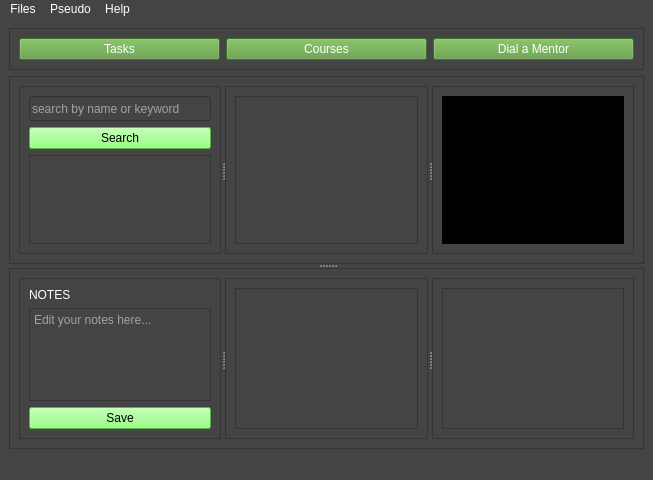
The window that code/main_window.ui (py-tony/CODING-ASSISTANT) describes before a commit, drawn with Qt 5.
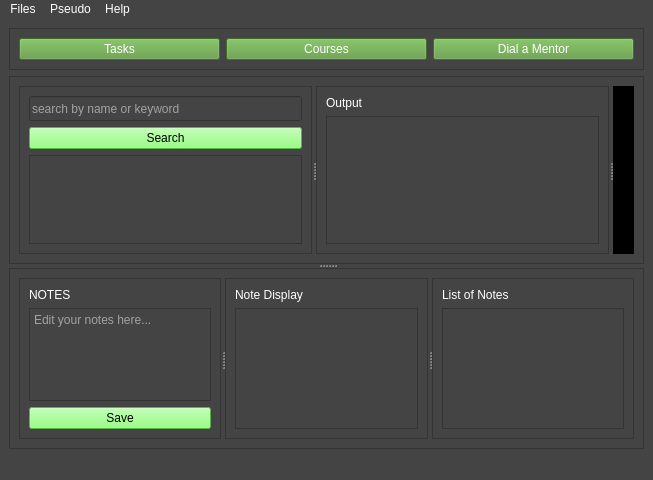
The same window after the commit.

Diff of the .ui file:
```diff
--- a/code/main_window.ui
+++ b/code/main_window.ui
@@ -132,28 +132,35 @@
            <property name="frameShadow">
             <enum>QFrame::Raised</enum>
            </property>
-           <layout class="QHBoxLayout" name="horizontalLayout">
+           <layout class="QVBoxLayout" name="verticalLayout_7">
+            <item>
+             <widget class="QLabel" name="label_2">
+              <property name="text">
+               <string>Output</string>
+              </property>
+             </widget>
+            </item>
             <item>
              <widget class="QTextEdit" name="textEdit_result_display"/>
             </item>
            </layout>
           </widget>
-          <widget class="QFrame" name="frame_2_3">
-           <property name="frameShape">
-            <enum>QFrame::StyledPanel</enum>
+          <widget class="QSplitter" name="splitter_3">
+           <property name="orientation">
+            <enum>Qt::Horizontal</enum>
            </property>
-           <property name="frameShadow">
-            <enum>QFrame::Raised</enum>
-           </property>
-           <layout class="QHBoxLayout" name="horizontalLayout_2">
-            <item>
-             <widget class="QTextEdit" name="textEdit_media_player">
-              <property name="styleSheet">
-               <string notr="true">background-color: rgb(0, 0, 0);</string>
-              </property>
-             </widget>
-            </item>
-           </layout>
+           <widget class="QFrame" name="frame_3_4">
+            <property name="styleSheet">
+             <string notr="true">background-color: rgb(0, 0, 0);</string>
+            </property>
+            <property name="frameShape">
+             <enum>QFrame::StyledPanel</enum>
+            </property>
+            <property name="frameShadow">
+             <enum>QFrame::Raised</enum>
+            </property>
+            <layout class="QVBoxLayout" name="verticalLayout_15"/>
+           </widget>
           </widget>
          </widget>
         </item>
@@ -221,6 +228,13 @@
             <enum>QFrame::Raised</enum>
            </property>
            <layout class="QVBoxLayout" name="verticalLayout_4">
+            <item>
+             <widget class="QLabel" name="label_3">
+              <property name="text">
+               <string>Note Display</string>
+              </property>
+             </widget>
+            </item>
             <item>
              <widget class="QTextEdit" name="textEdit_note_display"/>
             </item>
@@ -234,6 +248,13 @@
             <enum>QFrame::Raised</enum>
            </property>
            <layout class="QVBoxLayout" name="verticalLayout_5">
+            <item>
+             <widget class="QLabel" name="label_4">
+              <property name="text">
+               <string>List of Notes</string>
+              </property>
+             </widget>
+            </item>
             <item>
              <widget class="QTextEdit" name="textEdit_list_note"/>
             </item>
```
Left out of the diff: 6 changed lines with no effect on the pictures.
